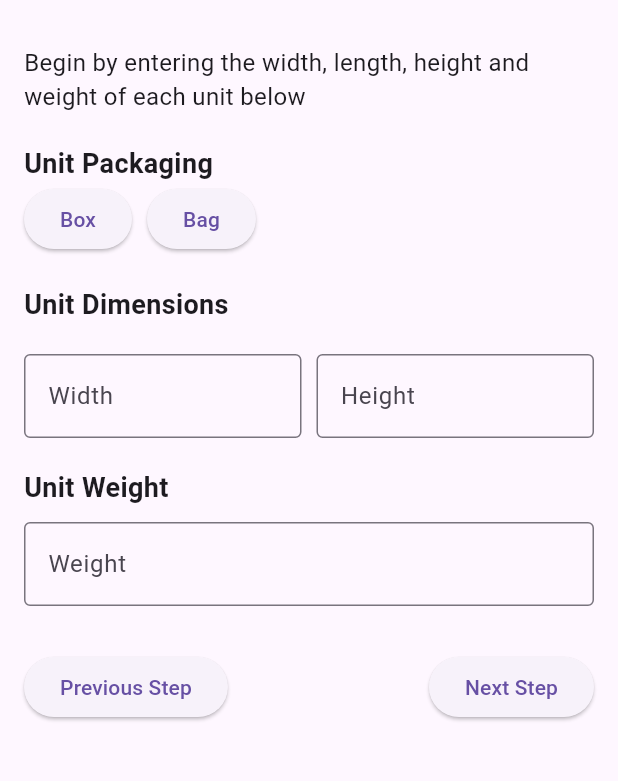
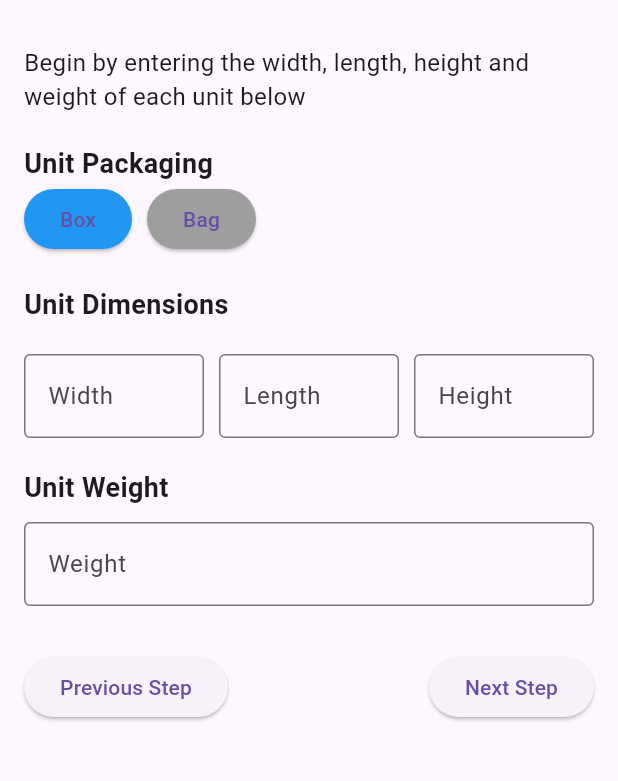
Before and after one commit to emrrenn/Flutter_Desktop, a Flutter app: the screen it shows after launch, after a tap on "Next Step", on a phone screen of 412 x 824 dp, the part 63-844 px from its top. Run offline on Flutter 3.47's test engine with Material 3 defaults, Android fonts, the phone set to English and light mode, and no system bars.

Commit message:
Added style to buttons and text fields

```diff
--- a/lib/main.dart
+++ b/lib/main.dart
@@ -12,7 +12,31 @@
     return MaterialApp(
       debugShowCheckedModeBanner: false,
       title: 'Unit Information',
-      home: Scaffold(
+      home: const UnitForm(),
+    );
+  }
+}
+
+class UnitForm extends StatefulWidget {
+  const UnitForm({super.key});
+
+  @override
+  State<UnitForm> createState() => _UnitFormState();
+}
+
+class _UnitFormState extends State<UnitForm> {
+  //Form icin kontroller
+  final TextEditingController widthController = TextEditingController();
+  final TextEditingController lengthController = TextEditingController();
+  final TextEditingController heightController = TextEditingController();
+  final TextEditingController weightController = TextEditingController();
+
+  //Secilen Paketleme turu
+  String selectedPackaging = 'Box';
+
+  @override
+  Widget build(BuildContext context) {
+    return Scaffold(
         appBar: AppBar(
           title: const Text("Unit Information"),
         ),
@@ -34,12 +58,30 @@
                 mainAxisAlignment: MainAxisAlignment.start,
                 children: [
                   ElevatedButton(
-                    onPressed: () {},
+                    onPressed: () {
+                      setState(() {
+                        selectedPackaging = "Box";
+                      });
+                    },
+                    style: ElevatedButton.styleFrom(
+                      backgroundColor: selectedPackaging == "Box"
+                      ? Colors.blue
+                      :Colors.grey,
+                    ),
                     child: const Text('Box'),
                   ),
                   const SizedBox(width: 10),
                   ElevatedButton(
-                    onPressed: () {},
+                    onPressed: () {
+                      setState(() {
+                        selectedPackaging = "Bag";
+                      });
+                    },
+                    style: ElevatedButton.styleFrom(
+                      backgroundColor: selectedPackaging == "Bag"
+                      ? Colors.blue
+                      : Colors.grey,
+                    ),
                     child: const Text('Bag')
                   ),
                 ],
@@ -54,6 +96,7 @@
                 children: [
                   Flexible(
                     child: TextField(
+                      controller: widthController,
                       decoration: const InputDecoration(
                         labelText: 'Width',
                         border: OutlineInputBorder(),
@@ -63,6 +106,17 @@
                   const SizedBox(width: 10),
                   Flexible(
                     child: TextField(
+                      controller: lengthController,
+                      decoration: const InputDecoration(
+                        labelText: 'Length',
+                        border: OutlineInputBorder(),
+                      ),
+                    ),
+                  ),
+                  const SizedBox(width: 10),
+                  Flexible(
+                    child: TextField(
+                      controller: heightController,
                       decoration: const InputDecoration(
                         labelText: 'Height',
                         border: OutlineInputBorder(),
@@ -78,6 +132,7 @@
               ),
               const SizedBox(height: 10),
               TextField(
+                controller: weightController,
                 decoration: const InputDecoration(
                   labelText: 'Weight',
                   border: OutlineInputBorder(),
@@ -88,19 +143,33 @@
                 mainAxisAlignment: MainAxisAlignment.spaceBetween,
                 children: [
                   ElevatedButton(
-                    onPressed: () {},
+                    onPressed: () {
+                      //Geri adim islemleri
+                    },
                     child: const Text('Previous Step'),
                   ),
                   ElevatedButton(
-                    onPressed: () {},
+                    onPressed: () {
+                      //Kullanicidan alinan degerler
+                      String width = widthController.text;
+                      String length = lengthController.text;
+                      String height = heightController.text;
+                      String weight = weightController.text;
+
+                      //Konsola Yazdirma
+                      print("Selected Packaging: $selectedPackaging");
+                      print("Width: $width");
+                      print("Length: $length");
+                      print("Height: $height");
+                      print("Weight: $weight");
+                    },
                     child: const Text('Next Step'),
                   ),
                 ],
-              )
+              ),
             ],
           ),
-        )
-      ),
+        ),
     );
   }
 }
```
